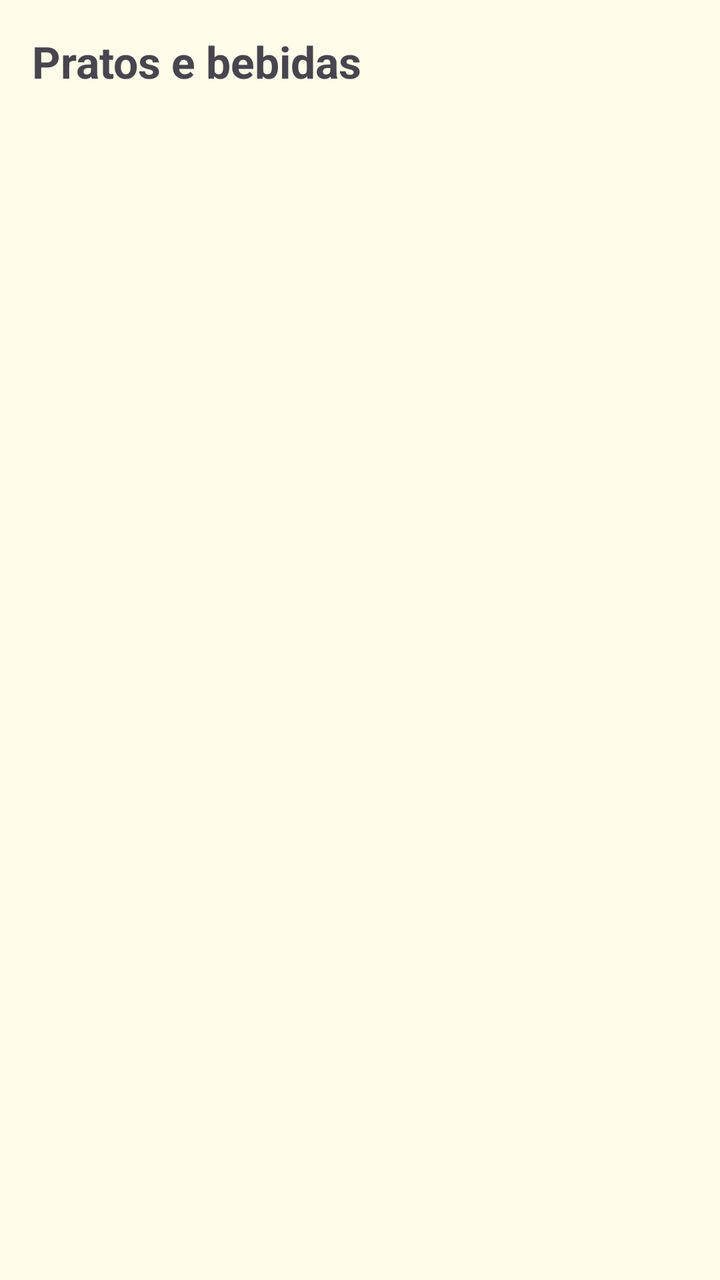
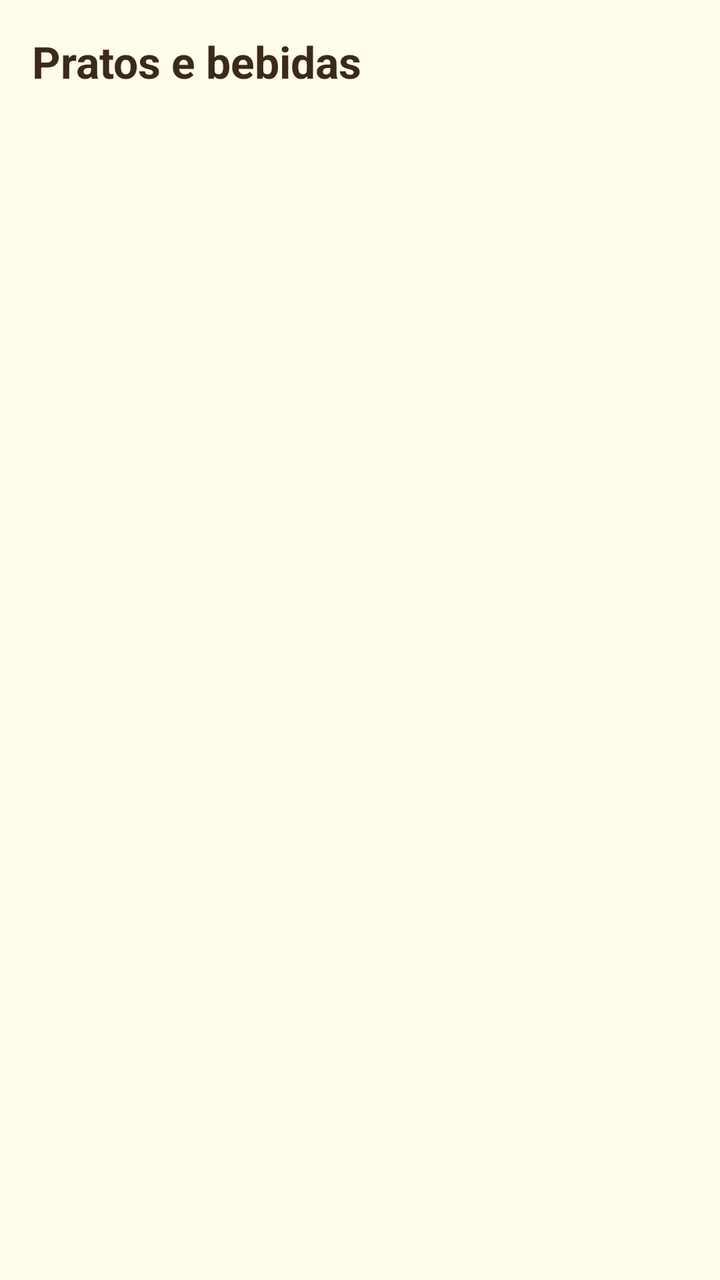

Screens rendered from an Android XML layout before and after an edit, with the pre-edit source and the edit as a unified diff.
<!-- AndroidManifest.xml: application theme Theme.ViagemPeloMundo -->
<!-- res/layout/fragment_pratos.xml -->
<?xml version="1.0" encoding="utf-8"?>
<LinearLayout
    xmlns:android="http://schemas.android.com/apk/res/android"
    android:layout_width="match_parent"
    android:layout_height="match_parent"
    android:orientation="vertical"
    android:padding="16dp"
    android:background="?android:attr/colorBackground">

    <TextView
        android:id="@+id/txt_titulo_pratos"
        android:layout_width="wrap_content"
        android:layout_height="wrap_content"
        android:text="Pratos e bebidas"
        android:textSize="22sp"
        android:textStyle="bold"
        android:layout_marginBottom="16dp" />

    <GridView
        android:id="@+id/grid_view_pratos"
        android:layout_width="match_parent"
        android:layout_height="match_parent"
        android:numColumns="2"
        android:horizontalSpacing="12dp"
        android:verticalSpacing="12dp" />

</LinearLayout>
<!-- resources referenced by this layout -->
<resources>
  <style name="Theme.ViagemPeloMundo" parent="Base.Theme.ViagemPeloMundo" />
  <style name="Base.Theme.ViagemPeloMundo" parent="Theme.Material3.DayNight.NoActionBar">
          <item name="colorPrimary">@color/marrom</item>
          <item name="colorSecondary">@color/verde_oliva</item>
  
          <item name="colorSurface">@color/creme</item>
  
          <item name="android:colorBackground">@color/creme</item>
          <item name="android:windowBackground">@color/creme</item>
  
          <item name="android:textColorPrimary">@color/marrom_escuro</item>
      </style>
  <color name="marrom">#7F5539</color>
  <color name="verde_oliva">#556C3B</color>
  <color name="creme">#FFFCE9</color>
  <color name="marrom_escuro">#3B2A1A</color>
</resources>

<!-- the commit's change to res/layout/fragment_pratos.xml (unified diff, before → after) -->
@@ -14,14 +14,15 @@
         android:text="Pratos e bebidas"
         android:textSize="22sp"
         android:textStyle="bold"
+        android:textColor="?android:attr/textColorPrimary"
         android:layout_marginBottom="16dp" />
 
     <GridView
         android:id="@+id/grid_view_pratos"
         android:layout_width="match_parent"
         android:layout_height="match_parent"
-        android:numColumns="2"
-        android:horizontalSpacing="12dp"
-        android:verticalSpacing="12dp" />
+        android:numColumns="1"
+        android:verticalSpacing="12dp"
+        android:horizontalSpacing="0dp" />
 
 </LinearLayout>
